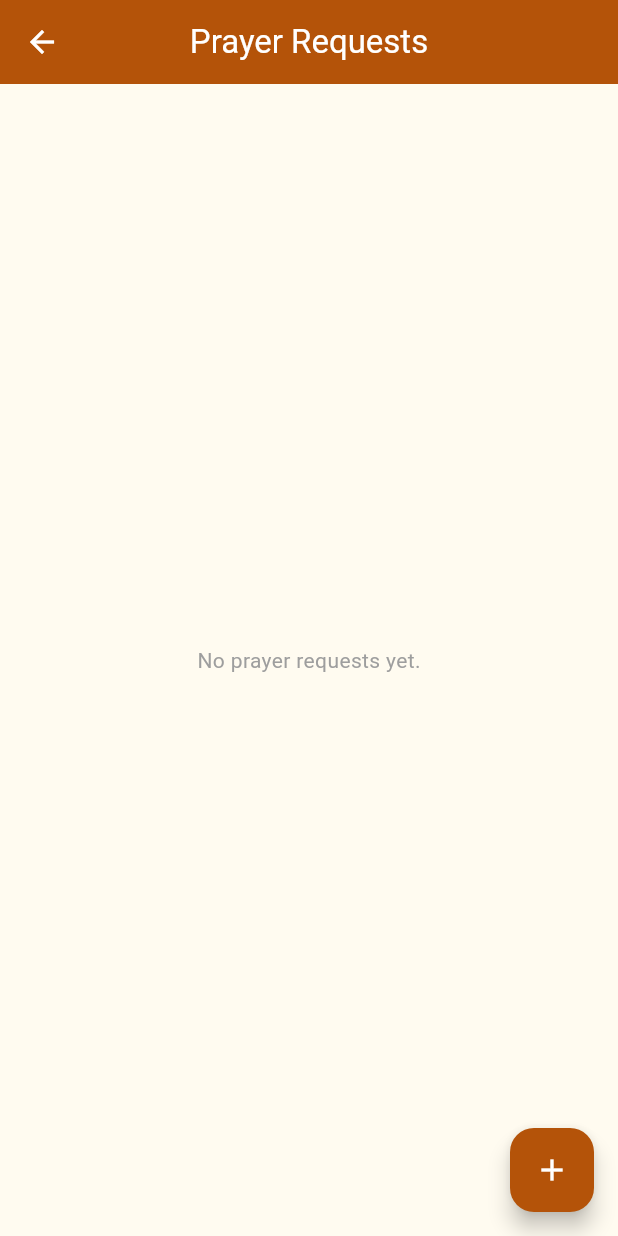
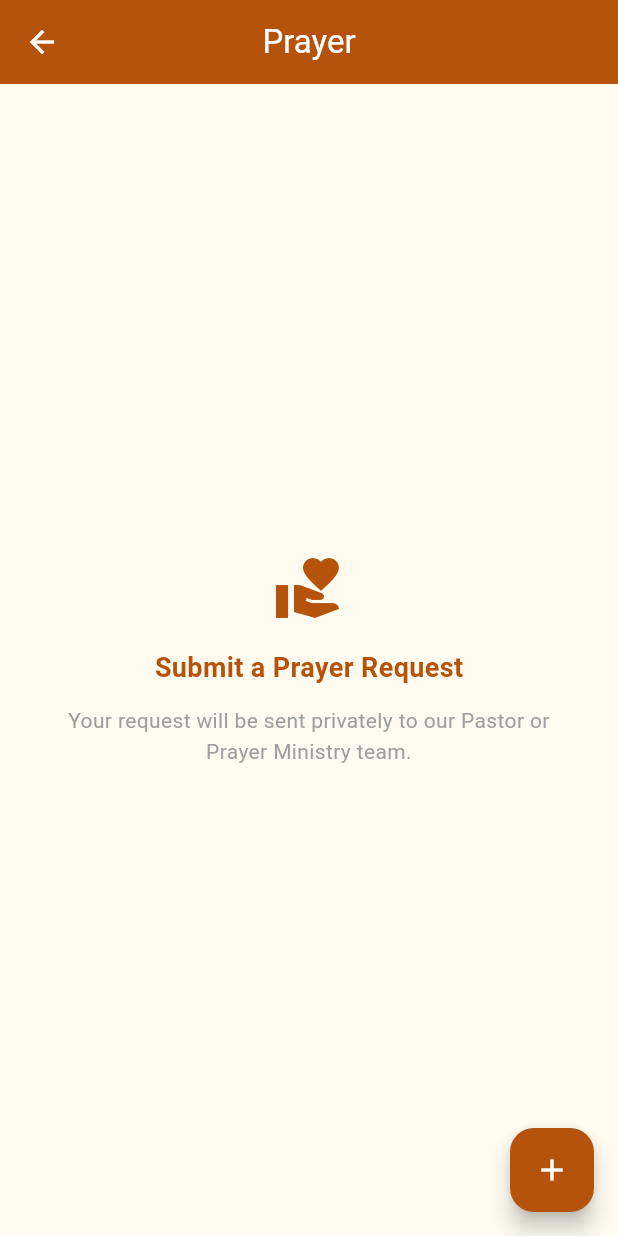
Before and after one commit to ebhatt/tcfc-app, a Flutter app: the PrayerScreen screen opened directly, on a phone screen of 412 x 824 dp. Run offline on Flutter 3.47's test engine with Material 3 defaults, Android fonts, the phone set to English and light mode, and no system bars; our stand-ins replace cloud_firestore, firebase_auth, firebase_core, table_calendar; accounts and stored records are empty.

Commit message:
feat: restrict prayer requests to Pastor and Prayer Ministry by email
Each request is routed to a specific recipient ('pastor' or
'prayer_ministry'). Only pastor@tcfcva.com and prayerministry@tcfcva.com
can read their respective inboxes — enforced in both the app and
Firestore security rules.

Co-Authored-By: Claude Sonnet 4.6 <noreply@anthropic.com>

```diff
--- a/lib/constants.dart
+++ b/lib/constants.dart
@@ -33,6 +33,8 @@ class AppConstants {
   static const String churchAddress =
       '21740 Beaumeade Circle, Suite 115, Ashburn, VA 20147';
   static const String churchEmail = 'connect@tcfcva.com';
+  static const String pastorEmail = 'pastor@tcfcva.com';
+  static const String prayerMinistryEmail = 'prayerministry@tcfcva.com';
   static const String churchPhone = '+1 (301) 237-0656';
   static const String churchPhoneUrl = 'tel:+13012370656';
   static const String websiteUrl = 'https://www.tcfcva.com';
--- a/lib/models/prayer_request.dart
+++ b/lib/models/prayer_request.dart
@@ -5,7 +5,7 @@ class PrayerRequest {
   final String text;
   final String authorName;
   final String authorUid;
-  final String visibility;
+  final String recipient;
   final int prayingCount;
   final List<String> prayingUids;
   final DateTime timestamp;
@@ -15,13 +15,13 @@ class PrayerRequest {
     required this.text,
     required this.authorName,
     required this.authorUid,
-    required this.visibility,
+    required this.recipient,
     required this.prayingCount,
     required this.prayingUids,
     required this.timestamp,
   });
 
-  bool get isPublic => visibility == 'public';
+  bool get isPrayerMinistry => recipient == 'prayer_ministry';
 
   factory PrayerRequest.fromDoc(DocumentSnapshot doc) {
     final data = doc.data() as Map<String, dynamic>;
@@ -30,7 +30,7 @@ class PrayerRequest {
       text: data['text'] as String,
       authorName: data['authorName'] as String,
       authorUid: data['authorUid'] as String,
-      visibility: data['visibility'] as String,
+      recipient: data['recipient'] as String? ?? 'prayer_ministry',
       prayingCount: data['prayingCount'] as int? ?? 0,
       prayingUids:
           List<String>.from(data['prayingUids'] as List? ?? const []),
@@ -42,7 +42,7 @@ class PrayerRequest {
         'text': text,
         'authorName': authorName,
         'authorUid': authorUid,
-        'visibility': visibility,
+        'recipient': recipient,
         'prayingCount': prayingCount,
         'prayingUids': prayingUids,
         'timestamp': Timestamp.fromDate(timestamp),
--- a/lib/providers/auth_provider.dart
+++ b/lib/providers/auth_provider.dart
@@ -1,5 +1,6 @@
 import 'package:firebase_auth/firebase_auth.dart';
 import 'package:flutter/foundation.dart';
+import '../constants.dart';
 import '../models/app_user.dart';
 import '../services/auth_service.dart';
 
@@ -18,6 +19,10 @@ class AuthProvider extends ChangeNotifier {
   bool get isLoading => _loading;
   bool get isLoggedIn => _currentUser != null;
   bool get isLeader => _currentUser?.isLeader ?? false;
+  bool get isPastor =>
+      _currentUser?.email == AppConstants.pastorEmail;
+  bool get isPrayerMinistry =>
+      _currentUser?.email == AppConstants.prayerMinistryEmail;
   String? get error => _error;
 
   Future<void> _onAuthStateChanged(User? firebaseUser) async {
--- a/lib/screens/prayer/prayer_screen.dart
+++ b/lib/screens/prayer/prayer_screen.dart
@@ -3,94 +3,93 @@ import 'package:provider/provider.dart';
 import '../../models/prayer_request.dart';
 import '../../providers/auth_provider.dart';
 import '../../services/prayer_service.dart';
+import '../../theme.dart';
 import '../../widgets/prayer_card.dart';
 import 'submit_prayer_screen.dart';
 
-class PrayerScreen extends StatefulWidget {
+class PrayerScreen extends StatelessWidget {
   const PrayerScreen({super.key});
-
-  @override
-  State<PrayerScreen> createState() => _PrayerScreenState();
-}
-
-class _PrayerScreenState extends State<PrayerScreen>
-    with SingleTickerProviderStateMixin {
-  final _prayerService = PrayerService();
-  late final TabController _tabController;
-
-  @override
-  void initState() {
-    super.initState();
-    _tabController = TabController(length: 2, vsync: this);
-  }
-
-  @override
-  void dispose() {
-    _tabController.dispose();
-    super.dispose();
-  }
 
   @override
   Widget build(BuildContext context) {
     final auth = context.watch<AuthProvider>();
-    final isLeader = auth.isLeader;
+    final isPastor = auth.isPastor;
+    final isPrayerMinistry = auth.isPrayerMinistry;
+    final prayerService = PrayerService();
     final uid = auth.currentUser?.uid;
 
     return Scaffold(
       appBar: AppBar(
-        title: const Text('Prayer Requests'),
-        bottom: isLeader
-            ? TabBar(
-                controller: _tabController,
-                labelColor: Colors.white,
-                unselectedLabelColor: Colors.white60,
-                indicatorColor: Colors.white,
-                tabs: const [
-                  Tab(text: 'Congregation'),
-                  Tab(text: 'Private'),
-                ],
-              )
-            : null,
+        title: Text(isPastor
+            ? 'Prayer Inbox — Pastor'
+            : isPrayerMinistry
+                ? 'Prayer Inbox — Prayer Ministry'
+                : 'Prayer'),
       ),
-      body: isLeader
-          ? TabBarView(
-              controller: _tabController,
-              children: [
-                _RequestList(
-                    stream: _prayerService.watchPublicRequests(),
-                    uid: uid,
-                    prayerService: _prayerService,
-                    canPray: auth.isLoggedIn),
-                _RequestList(
-                    stream: _prayerService.watchPrivateRequests(),
-                    uid: uid,
-                    prayerService: _prayerService,
-                    canPray: false),
-              ],
+      body: (isPastor || isPrayerMinistry)
+          ? _RequestList(
+              stream: isPastor
+                  ? prayerService.watchPastorRequests()
+                  : prayerService.watchPrayerMinistryRequests(),
+              uid: uid,
+              prayerService: prayerService,
             )
-          : _RequestList(
-              stream: _prayerService.watchPublicRequests(),
-              uid: uid,
-              prayerService: _prayerService,
-              canPray: auth.isLoggedIn),
-      floatingActionButton: FloatingActionButton(
-        onPressed: () {
-          if (!auth.isLoggedIn) {
-            ScaffoldMessenger.of(context).showSnackBar(const SnackBar(
-                content: Text('Sign in to submit a prayer request')));
-            return;
-          }
-          Navigator.push(
-            context,
-            MaterialPageRoute(
-              builder: (_) => SubmitPrayerScreen(
-                authorName: auth.currentUser!.displayName,
-                authorUid: auth.currentUser!.uid,
+          : _SubmitPrompt(isLoggedIn: auth.isLoggedIn),
+      floatingActionButton: auth.isLoggedIn
+          ? FloatingActionButton(
+              onPressed: () => Navigator.push(
+                context,
+                MaterialPageRoute(
+                  builder: (_) => SubmitPrayerScreen(
+                    authorName: auth.currentUser!.displayName,
+                    authorUid: auth.currentUser!.uid,
+                  ),
+                ),
               ),
+              child: const Icon(Icons.add),
+            )
+          : null,
+    );
+  }
+}
+
+class _SubmitPrompt extends StatelessWidget {
+  final bool isLoggedIn;
+  const _SubmitPrompt({required this.isLoggedIn});
+
+  @override
+  Widget build(BuildContext context) {
+    return Center(
+      child: Padding(
+        padding: const EdgeInsets.all(32),
+        child: Column(
+          mainAxisSize: MainAxisSize.min,
+          children: [
+            const Icon(Icons.volunteer_activism,
+                size: 48, color: AppTheme.primary),
+            const SizedBox(height: 16),
+            const Text(
+              'Submit a Prayer Request',
+              style: TextStyle(
+                  fontSize: 18,
+                  fontWeight: FontWeight.bold,
+                  color: AppTheme.primary),
             ),
-          );
-        },
-        child: const Icon(Icons.add),
+            const SizedBox(height: 12),
+            const Text(
+              'Your request will be sent privately to our Pastor or Prayer Ministry team.',
+              textAlign: TextAlign.center,
+              style: TextStyle(color: Colors.grey, height: 1.5),
+            ),
+            if (!isLoggedIn) ...[
+              const SizedBox(height: 12),
+              const Text(
+                'Sign in to submit a request.',
+                style: TextStyle(color: Colors.grey, fontSize: 13),
+              ),
+            ],
+          ],
+        ),
       ),
     );
   }
@@ -100,13 +99,11 @@ class _RequestList extends StatelessWidget {
   final Stream<List<PrayerRequest>> stream;
   final String? uid;
   final PrayerService prayerService;
-  final bool canPray;
 
   const _RequestList({
     required this.stream,
     required this.uid,
     required this.prayerService,
-    required this.canPray,
   });
 
   @override
@@ -133,7 +130,7 @@ class _RequestList extends StatelessWidget {
             return PrayerCard(
               request: req,
               isPraying: isPraying,
-              canPray: canPray,
+              canPray: uid != null,
               onTogglePraying: () =>
                   prayerService.togglePraying(req.id, uid!, !isPraying),
             );
--- a/lib/screens/prayer/submit_prayer_screen.dart
+++ b/lib/screens/prayer/submit_prayer_screen.dart
@@ -19,7 +19,7 @@ class SubmitPrayerScreen extends StatefulWidget {
 class _SubmitPrayerScreenState extends State<SubmitPrayerScreen> {
   final _formKey = GlobalKey<FormState>();
   final _textCtrl = TextEditingController();
-  String _visibility = 'public';
+  String _recipient = 'prayer_ministry';
   bool _loading = false;
   final _prayerService = PrayerService();
 
@@ -36,7 +36,7 @@ class _SubmitPrayerScreenState extends State<SubmitPrayerScreen> {
       text: _textCtrl.text.trim(),
       authorName: widget.authorName,
       authorUid: widget.authorUid,
-      visibility: _visibility,
+      recipient: _recipient,
     );
     if (mounted) Navigator.pop(context);
   }
@@ -75,21 +75,21 @@ class _SubmitPrayerScreenState extends State<SubmitPrayerScreen> {
               ),
               const SizedBox(height: 8),
               _VisibilityOption(
-                value: 'public',
-                groupValue: _visibility,
+                value: 'prayer_ministry',
+                groupValue: _recipient,
                 icon: Icons.volunteer_activism,
                 title: 'Prayer Ministry',
                 subtitle: 'Christina Choppala · Shared with the prayer team',
-                onChanged: (v) => setState(() => _visibility = v!),
+                onChanged: (v) => setState(() => _recipient = v!),
               ),
               const SizedBox(height: 8),
               _VisibilityOption(
                 value: 'private',
-                groupValue: _visibility,
+                groupValue: _recipient,
                 icon: Icons.lock_outline,
                 title: 'Pastor',
                 subtitle: 'Rev. Rufus Bhimanapalli · Private and confidential',
-                onChanged: (v) => setState(() => _visibility = v!),
+                onChanged: (v) => setState(() => _recipient = v!),
               ),
               const SizedBox(height: 32),
               _loading
--- a/lib/services/prayer_service.dart
+++ b/lib/services/prayer_service.dart
@@ -7,19 +7,19 @@ class PrayerService {
   PrayerService({FirebaseFirestore? firestore})
       : _firestore = firestore ?? FirebaseFirestore.instance;
 
-  Stream<List<PrayerRequest>> watchPublicRequests() {
+  Stream<List<PrayerRequest>> watchPrayerMinistryRequests() {
     return _firestore
         .collection('prayerRequests')
-        .where('visibility', isEqualTo: 'public')
+        .where('recipient', isEqualTo: 'prayer_ministry')
         .orderBy('timestamp', descending: true)
         .snapshots()
         .map((snap) => snap.docs.map(PrayerRequest.fromDoc).toList());
   }
 
-  Stream<List<PrayerRequest>> watchPrivateRequests() {
+  Stream<List<PrayerRequest>> watchPastorRequests() {
     return _firestore
         .collection('prayerRequests')
-        .where('visibility', isEqualTo: 'private')
+        .where('recipient', isEqualTo: 'pastor')
         .orderBy('timestamp', descending: true)
         .snapshots()
         .map((snap) => snap.docs.map(PrayerRequest.fromDoc).toList());
@@ -29,13 +29,13 @@ class PrayerService {
     required String text,
     required String authorName,
     required String authorUid,
-    required String visibility,
+    required String recipient,
   }) {
     return _firestore.collection('prayerRequests').add({
       'text': text,
       'authorName': authorName,
       'authorUid': authorUid,
-      'visibility': visibility,
+      'recipient': recipient,
       'prayingCount': 0,
       'prayingUids': [],
       'timestamp': Timestamp.fromDate(DateTime.now()),
```
Also changed, not shown: 1 other file.
